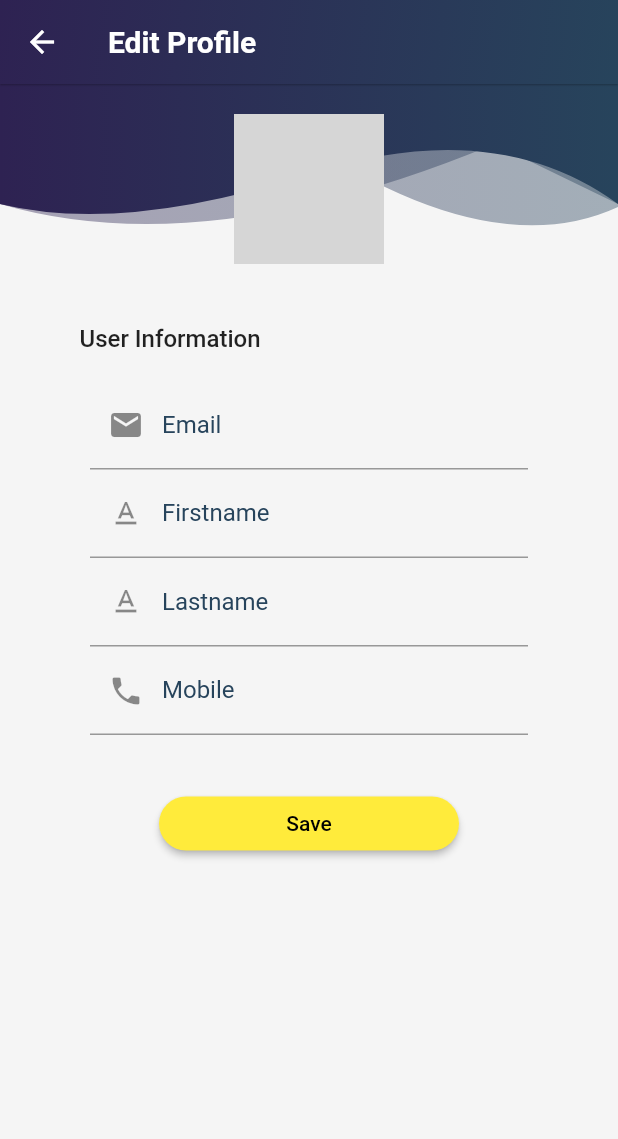
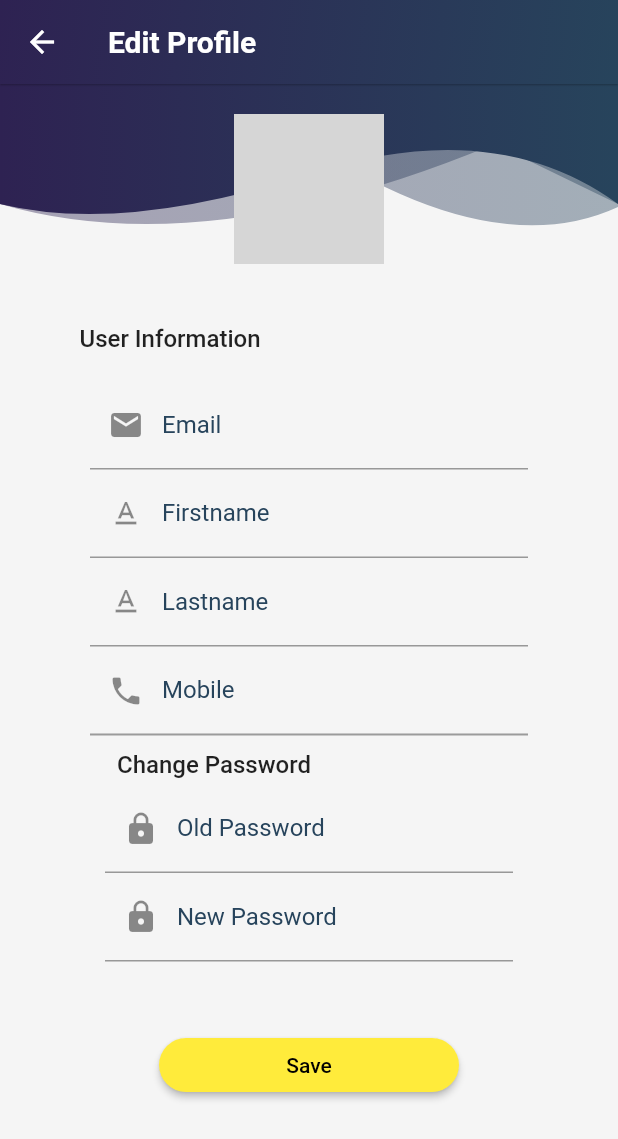
Before and after one commit to yasinthon04/TutorGo-Project, a Flutter app: the updateProfilePage screen opened directly, on a phone screen of 412 x 824 dp. Shown: the top 1139 px of the screen. Run offline on Flutter 3.47's test engine with Material 2 defaults, Android fonts, the light colour scheme and no system bars; our stand-ins replace carousel_slider, cloud_firestore, firebase_auth, firebase_core, firebase_storage, flutter_cache_manager and 3 more; missing offline and left inert: maps_launcher; accounts and stored records are empty; network calls fail; grey boxes are pictures that could not be loaded.

Commit message:
make change password

```diff
--- a/lib/pages/navpage/update_profile.dart
+++ b/lib/pages/navpage/update_profile.dart
@@ -29,7 +29,9 @@ class _updateProfilePageState extends State<updateProfilePage> {
   final TextEditingController _firstnameController = TextEditingController();
   final TextEditingController _lastnameController = TextEditingController();
   final TextEditingController _phoneController = TextEditingController();
-  final TextEditingController _roleController = TextEditingController();
+  final TextEditingController _oldPasswordController = TextEditingController();
+  final TextEditingController _newPasswordController = TextEditingController();
+  String _passwordError = '';
 
   void _updateUserData(String updatedEmail, String updatedFirstname,
       String updatedLastname, String updatedPhone) {
@@ -45,6 +47,113 @@ class _updateProfilePageState extends State<updateProfilePage> {
       // Error occurred while updating data
       print('Failed to update user data: $error');
     });
+  }
+
+  Future<void> _updatePassword(String oldPassword, String newPassword) async {
+    AuthCredential credentials = EmailAuthProvider.credential(
+      email: user!.email!,
+      password: oldPassword,
+    );
+
+    try {
+      await user!.reauthenticateWithCredential(credentials);
+      await user!.updatePassword(newPassword);
+      print('Password updated successfully');
+    } catch (error) {
+      print('Failed to update password: $error');
+      throw error; // Rethrow the error to indicate failure
+    }
+  }
+
+  Widget _passwordSection() {
+    return Container(
+      padding: EdgeInsets.all(10),
+      child: Column(
+        children: <Widget>[
+          Container(
+            padding: const EdgeInsets.only(left: 8.0, bottom: 4.0),
+            alignment: Alignment.topLeft,
+            child: Text(
+              "Change Password",
+              style: TextStyle(
+                color: Colors.black87,
+                fontWeight: FontWeight.w500,
+                fontSize: 16,
+              ),
+              textAlign: TextAlign.left,
+            ),
+          ),
+          if (_passwordError.isNotEmpty)
+            Padding(
+              padding: const EdgeInsets.symmetric(vertical: 8.0),
+              child: Text(
+                _passwordError,
+                style: TextStyle(color: Colors.red),
+              ),
+            ),
+          TextFormField(
+            controller: _oldPasswordController,
+            decoration: const InputDecoration(
+              labelText: 'Old Password',
+              prefixIcon: Icon(Icons.lock),
+            ),
+            obscureText: true,
+            validator: (value) {
+              if (value!.isEmpty) {
+                return "Old password cannot be empty";
+              }
+              return null;
+            },
+          ),
+          TextFormField(
+            controller: _newPasswordController,
+            decoration: const InputDecoration(
+              labelText: 'New Password',
+              prefixIcon: Icon(Icons.lock),
+            ),
+            obscureText: true,
+            validator: (value) {
+              if (value!.isEmpty) {
+                return "New password cannot be empty";
+              }
+              if (value.length < 6) {
+                return "Password should be at least 6 characters long";
+              }
+              return null;
+            },
+          ),
+        ],
+      ),
+    );
+  }
+
+  void _showErrorAlertDialog(String message) {
+    showDialog(
+      context: context,
+      builder: (context) {
+        return AlertDialog(
+          title: Text('Error'),
+          content: Text(message),
+          actions: [
+            ElevatedButton(
+              onPressed: () {
+                Navigator.pop(context);
+              },
+              child: Text(
+                'OK',
+                style: TextStyle(
+                  fontWeight: FontWeight.bold,
+                  color: Colors.white,
+                ),
+              ),
+              style: ElevatedButton.styleFrom(
+                primary: Colors.green,
+              ),
+            ),
+          ],
+        );
+      },
+    );
   }
 
   Widget _userInfo() {
@@ -352,6 +461,7 @@ class _updateProfilePageState extends State<updateProfilePage> {
                                       color: Colors.grey,
                                       tiles: [
                                         _userInfo(),
+                                        _passwordSection(),
                                       ],
                                     ),
                                   ],
@@ -369,7 +479,13 @@ class _updateProfilePageState extends State<updateProfilePage> {
                   SizedBox(
                     width: 200,
                     child: ElevatedButton(
-                        onPressed: () {
+                        onPressed: () async {
+                          String oldPassword = _oldPasswordController.text;
+                          String newPassword = _newPasswordController.text;
+
+                          try {
+                            await _updatePassword(oldPassword, newPassword);
+
                             // Get the updated values from the TextFormField widgets
                             String updatedEmail = _emailController.text;
                             String updatedFirstname = _firstnameController.text;
@@ -377,13 +493,22 @@ class _updateProfilePageState extends State<updateProfilePage> {
                             String updatedPhone = _phoneController.text;
 
                             // Call the method to update the user data
-                          _updateUserData(updatedEmail, updatedFirstname,
-                              updatedLasttname, updatedPhone);
+                            _updateUserData(
+                              updatedEmail,
+                              updatedFirstname,
+                              updatedLasttname,
+                              updatedPhone,
+                            );
+
                             Navigator.pop(
                               context,
                               MaterialPageRoute(
                                   builder: (context) => AccountPage()),
                             );
+                          } catch (error) {
+                            // Password update failed, show an alert or handle it as needed
+                            _showErrorAlertDialog('Password update failed');
+                          }
                         },
                         style: ElevatedButton.styleFrom(
                             backgroundColor: Colors.yellow,
```
Also changed, not shown: lib/pages/navpage/courseInfoPage.dart (+10 -1 lines). Lines whose indentation alone changed are shown as unchanged.
